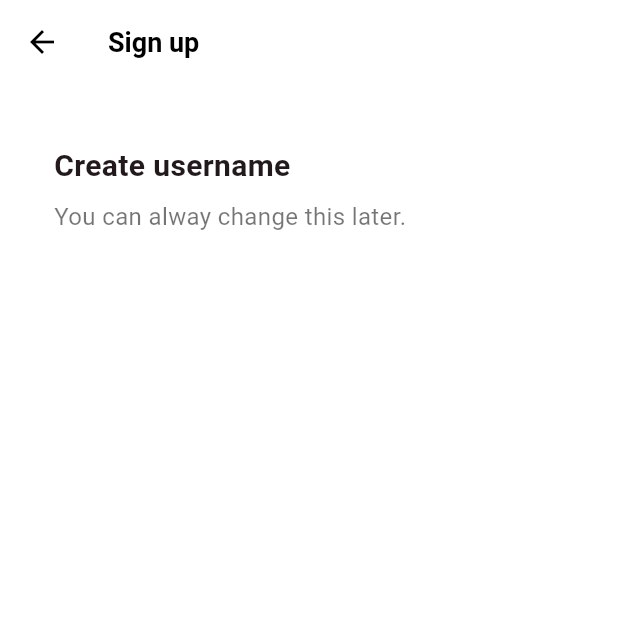
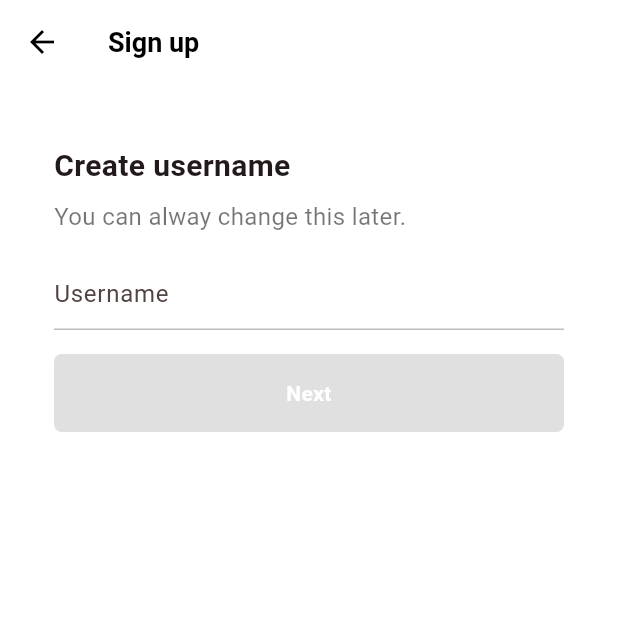
Before and after one commit to geonwoo-jeong/tiktok_clone, a Flutter app: the UsernameScreen screen opened directly, on a phone screen of 412 x 824 dp, the top half of it. Run offline on Flutter 3.47's test engine with Material 3 defaults, Android fonts, the phone set to English and light mode, and no system bars; our stand-ins replace font_awesome_flutter.

Commit message:
Username Screen

```diff
--- a/lib/screens/features/authentication/username_screen.dart
+++ b/lib/screens/features/authentication/username_screen.dart
@@ -2,8 +2,28 @@ import 'package:flutter/material.dart';
 import 'package:tiktok_clone/constants/gaps.dart';
 import 'package:tiktok_clone/constants/sizes.dart';
 
-class UsernameScreen extends StatelessWidget {
+class UsernameScreen extends StatefulWidget {
   const UsernameScreen({super.key});
+
+  @override
+  State<UsernameScreen> createState() => _UsernameScreenState();
+}
+
+class _UsernameScreenState extends State<UsernameScreen> {
+  final TextEditingController _usernameController = TextEditingController();
+
+  String _username = "";
+
+  @override
+  void initState() {
+    super.initState();
+
+    _usernameController.addListener(() {
+      setState(() {
+        _username = _usernameController.text;
+      });
+    });
+  }
 
   @override
   Widget build(BuildContext context) {
@@ -11,15 +31,15 @@ class UsernameScreen extends StatelessWidget {
       appBar: AppBar(
         title: const Text("Sign up"),
       ),
-        body: const Padding(
-          padding: EdgeInsets.symmetric(
+      body: Padding(
+        padding: const EdgeInsets.symmetric(
           horizontal: Sizes.size36,
         ),
         child: Column(
           crossAxisAlignment: CrossAxisAlignment.start,
           children: [
             Gaps.v40,
-              Text(
+            const Text(
               "Create username",
               style: TextStyle(
                 fontSize: Sizes.size20,
@@ -27,15 +47,54 @@ class UsernameScreen extends StatelessWidget {
               ),
             ),
             Gaps.v8,
-              Text(
+            const Text(
               "You can alway change this later.",
               style: TextStyle(
                 fontSize: Sizes.size16,
                 color: Colors.black54,
               ),
+            ),
+            Gaps.v16,
+            TextField(
+              controller: _usernameController,
+              decoration: InputDecoration(
+                hintText: "Username",
+                enabledBorder: UnderlineInputBorder(
+                  borderSide: BorderSide(
+                    color: Colors.grey.shade400,
+                  ),
+                ),
+                focusedBorder: UnderlineInputBorder(
+                  borderSide: BorderSide(color: Colors.grey.shade400),
+                ),
+              ),
+              cursorColor: Theme.of(context).colorScheme.primary,
+            ),
+            Gaps.v16,
+            FractionallySizedBox(
+              widthFactor: 1,
+              child: AnimatedContainer(
+                padding: const EdgeInsets.symmetric(vertical: Sizes.size16),
+                decoration: BoxDecoration(
+                  borderRadius: BorderRadius.circular(Sizes.size5),
+                  color: _username.isEmpty
+                      ? Colors.grey.shade300
+                      : Theme.of(context).colorScheme.primary,
+                ),
+                duration: const Duration(milliseconds: 300),
+                child: const Text(
+                  "Next",
+                  textAlign: TextAlign.center,
+                  style: TextStyle(
+                    color: Colors.white,
+                    fontWeight: FontWeight.w600,
+                  ),
+                ),
+              ),
             )
           ],
         ),
-        ));
+      ),
+    );
   }
 }
```
Lines whose indentation alone changed are shown as unchanged.
